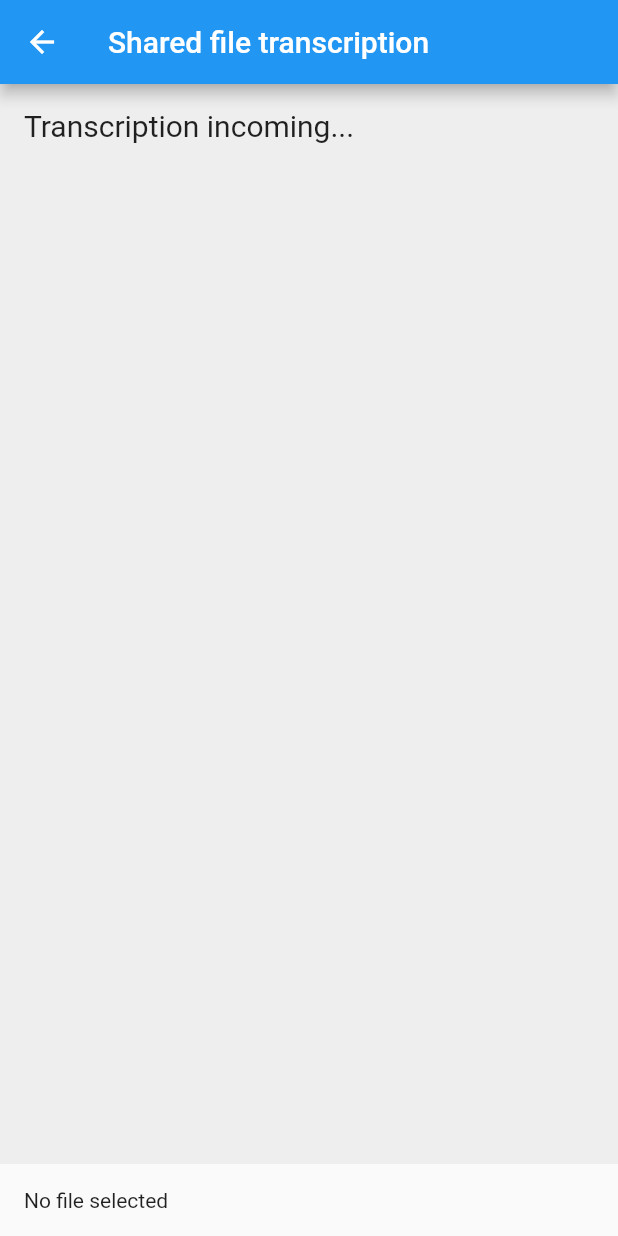
After one commit to amadoug2g-zuehlke/AI_Note_Taking, a Flutter app: the SharedTranscriptionScreen screen opened by its route, on a phone screen of 412 x 824 dp. The commit adds this screen. Run offline on Flutter 3.47's test engine with Material 2 defaults, Android fonts, the phone set to English and light mode, and no system bars; our stand-ins replace audioplayers, file_picker, fluttertoast; missing offline and left inert: receive_sharing_intent; statements that could not run were skipped.

Commit message:
Implementing SharedTranscriptionScreen Splitting transcription for local and shared files

```diff
--- /dev/null
+++ b/ai_note_taking/lib/src/features/transcription/presentation/screens/shared_transcription_screen.dart
@@ -0,0 +1,121 @@
+import 'dart:async';
+import 'package:ai_note_taking/src/features/transcription/data/service/transcription_request.dart';
+import 'package:flutter/material.dart';
+import 'package:receive_sharing_intent/receive_sharing_intent.dart';
+
+class SharedTranscriptionScreen extends StatefulWidget {
+  const SharedTranscriptionScreen({Key? key}) : super(key: key);
+
+  @override
+  State<SharedTranscriptionScreen> createState() =>
+      _SharedTranscriptionScreenState();
+}
+
+class _SharedTranscriptionScreenState extends State<SharedTranscriptionScreen> {
+  //region Variables
+  late StreamSubscription? _dataStreamSubscription;
+  late String _fileName = 'No file selected';
+
+  List<SharedMediaFile>? _sharedFiles;
+  String _text = 'Transcription incoming...';
+  bool isLoading = false;
+  //endregion
+
+  //region Override Methods
+  @override
+  void initState() {
+    super.initState();
+
+    _dataStreamSubscription = ReceiveSharingIntent.getMediaStream()
+        .listen((List<SharedMediaFile> files) {
+      setState(() {
+        _sharedFiles = files;
+      });
+    });
+
+    ReceiveSharingIntent.getInitialMedia().then((List<SharedMediaFile> files) {
+      if (files != null) {
+        setState(() {
+          _sharedFiles = files;
+        });
+      }
+    });
+  }
+
+  @override
+  void dispose() {
+    _dataStreamSubscription!.cancel();
+    super.dispose();
+  }
+  //endregion
+
+  //region File Transcription
+  void transcriptionFromSharedFile() {
+    String filePath = _sharedFiles!.first.path;
+
+    displayTranscription(filePath);
+    displaySelectedFile(filePath.substring(filePath.lastIndexOf('/') + 1));
+  }
+
+  void displayTranscription(String path) async {
+    TranscriptionRequest transcriptionModel =
+        TranscriptionRequest(requestFilePath: path);
+
+    var result = await transcriptionModel.getTranscription(path);
+
+    setState(() {
+      _text = result.text;
+      isLoading = false;
+      _fileName = 'No file selected';
+      //_sharedFiles = null;
+    });
+  }
+
+  void displaySelectedFile(fileName) {
+    setState(() {
+      _fileName = fileName;
+    });
+  }
+  //endregion
+
+  @override
+  Widget build(BuildContext context) {
+    return Scaffold(
+      appBar: AppBar(
+        title: const Text('Shared file transcription'),
+      ),
+      body: Column(
+        crossAxisAlignment: CrossAxisAlignment.stretch,
+        children: <Widget>[
+          Expanded(
+            child: Container(
+              padding: const EdgeInsets.all(16.0),
+              color: Colors.grey[200],
+              child: SingleChildScrollView(
+                child: Text(
+                  _text,
+                  style: const TextStyle(fontSize: 20.0),
+                ),
+              ),
+            ),
+          ),
+          Visibility(
+            visible: isLoading ? true : false,
+            child: const LinearProgressIndicator(
+              minHeight: 5,
+            ),
+          ),
+          Container(
+            margin: const EdgeInsets.all(16.0),
+            child: Row(
+              mainAxisAlignment: MainAxisAlignment.spaceBetween,
+              children: <Widget>[
+                Text(_fileName),
+              ],
+            ),
+          ),
+        ],
+      ),
+    );
+  }
+}
```
Also changed, not shown: ai_note_taking/lib/main.dart (+13 -0 lines), ai_note_taking/lib/src/features/transcription/presentation/screens/transcription_screen.dart (+9 -45 lines).
